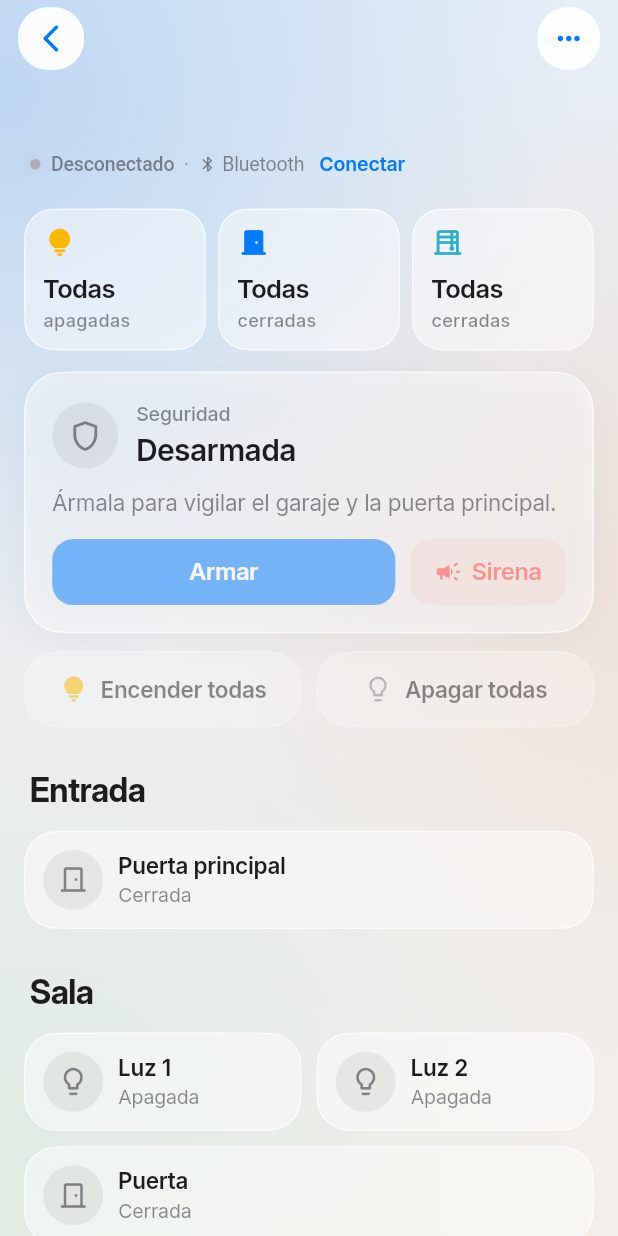
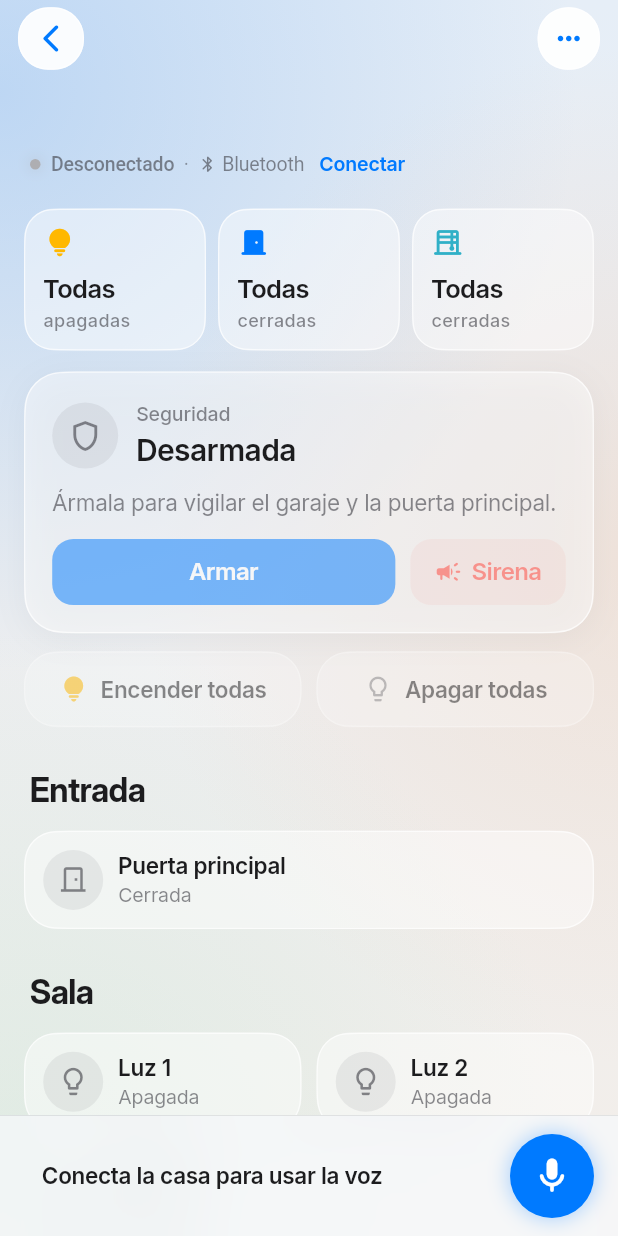
Before and after one commit to Samestves/Domotica-Control-App, a Flutter app: the CasaPanel screen opened directly with empty values, on a phone screen of 412 x 824 dp. Run offline on Flutter 3.47's test engine with Material 3 defaults, Android fonts, the phone set to English and light mode, and no system bars; our stand-ins replace flutter_blue_plus, flutter_tts, shared_preferences, speech_to_text; accounts and stored records are empty.

Commit message:
Alpha 0.7: ordenes por voz con confirmacion de la placa
Co-Authored-By: Claude Opus 5.5 <noreply@anthropic.com>

```diff
--- a/lib/state/app_state.dart
+++ b/lib/state/app_state.dart
@@ -45,6 +45,10 @@ class Session extends ChangeNotifier {
   final List<LogLine> log = [];
   String? lastAlert;
   final _subs = <StreamSubscription>[];
+
+  /// Cada mensaje que llega de la placa, ya leído. Sirve para esperar una confirmación (por ejemplo, de una orden de voz).
+  final _messages = StreamController<Msg>.broadcast();
+  Stream<Msg> get messages => _messages.stream;
 
   /// Crea la conexión de una placa. Las pruebas pueden pasar otra para simular fallos.
   final DeviceLink Function(SavedDevice) _linkFor;
@@ -254,6 +258,7 @@ class Session extends ChangeNotifier {
   void _onLine(String line) {
     _addLog(true, line);
     final m = Msg.parse(line);
+    if (!_messages.isClosed) _messages.add(m);
     if (m.kind == 'AUTH') {
       _onClaveReply(m.value);
     } else if (m.kind == 'ERR' && clave == ClaveState.checking && !keyed && m.value.contains('AUTH')) {
@@ -306,6 +311,7 @@ class Session extends ChangeNotifier {
     _wantConnected = false;
     _retryTimer?.cancel();
     _claveTimer?.cancel();
+    _messages.close();
     _teardown();
     super.dispose();
   }
--- a/lib/ui/casa_panel.dart
+++ b/lib/ui/casa_panel.dart
@@ -5,9 +5,11 @@ import '../main.dart';
 import '../models/controls.dart';
 import '../models/device.dart';
 import '../state/app_state.dart';
+import '../voice/voice_controller.dart';
 import 'theme.dart';
 import 'widgets/casa_tiles.dart';
 import 'widgets/clave.dart';
+import 'widgets/voice_bar.dart';
 import 'widgets/common.dart';
 import 'widgets/glass.dart';
 import 'widgets/large_title_scaffold.dart';
@@ -27,6 +29,13 @@ class CasaPanel extends StatefulWidget {
 
 class _CasaPanelState extends State<CasaPanel> {
   String? _shownAlert;
+  final _voice = VoiceController();
+
+  @override
+  void dispose() {
+    _voice.dispose();
+    super.dispose();
+  }
 
   @override
   Widget build(BuildContext context) {
@@ -39,6 +48,7 @@ class _CasaPanelState extends State<CasaPanel> {
       title: widget.device.name,
       subtitle: ConnectionSubtitle(session: s),
       actions: [_Menu(session: s, showPins: showPins, onShowPins: app.setShowPins)],
+      bottomBar: showsClaveCard(s) ? null : VoiceBar(session: s, voice: _voice),
       slivers: [
         SliverPadding(
           padding: const EdgeInsets.fromLTRB(16, 14, 16, 0),
--- /dev/null
+++ b/lib/ui/widgets/voice_bar.dart
@@ -0,0 +1,129 @@
+import 'package:flutter/cupertino.dart';
+import 'package:flutter/material.dart';
+import 'package:flutter/services.dart';
+
+import '../../state/app_state.dart';
+import '../../voice/voice_controller.dart';
+import '../theme.dart';
+
+/// Barra inferior para dar órdenes por voz: el micrófono y el resultado.
+/// Verde = la placa confirmó · rojo = no respondió · naranja = no se entendió la frase.
+class VoiceBar extends StatelessWidget {
+  final Session session;
+  final VoiceController voice;
+  const VoiceBar({super.key, required this.session, required this.voice});
+
+  @override
+  Widget build(BuildContext context) {
+    return ListenableBuilder(
+      listenable: voice,
+      builder: (context, _) => Row(children: [
+        Expanded(child: _Status(voice: voice, connected: session.connected)),
+        const SizedBox(width: 12),
+        _MicButton(
+          listening: voice.listening,
+          onTap: () {
+            HapticFeedback.mediumImpact();
+            voice.toggle(session);
+          },
+        ),
+      ]),
+    );
+  }
+}
+
+class _Status extends StatelessWidget {
+  final VoiceController voice;
+  final bool connected;
+  const _Status({required this.voice, required this.connected});
+
+  @override
+  Widget build(BuildContext context) {
+    final (IconData? icon, Color color, String title, String? detail) = switch (voice.status) {
+      VoiceStatus.idle => (null, C.label2, connected ? 'Toca el micrófono y habla' : 'Conecta la casa para usar la voz', connected ? '«Abre la puerta principal»' : null),
+      VoiceStatus.listening => (null, C.red, 'Escuchando…', voice.heard.isEmpty ? null : '«${voice.heard}»'),
+      VoiceStatus.working => (null, C.blue, 'Enviando…', '«${voice.heard}»'),
+      VoiceStatus.done => (Icons.check_circle_rounded, C.green, voice.message, '«${voice.heard}»'),
+      VoiceStatus.failed => (Icons.error_rounded, C.red, voice.message, voice.heard.isEmpty ? null : '«${voice.heard}»'),
+      VoiceStatus.unclear => (Icons.help_rounded, C.orange, voice.message, voice.heard.isEmpty ? null : 'Escuché: «${voice.heard}»'),
+    };
+    final tinted = voice.status != VoiceStatus.idle && voice.status != VoiceStatus.listening;
+
+    return AnimatedContainer(
+      duration: const Duration(milliseconds: 220),
+      padding: const EdgeInsets.fromLTRB(12, 8, 12, 8),
+      decoration: ShapeDecoration(shape: squircle(16), color: tinted ? color.withValues(alpha: 0.12) : Colors.transparent),
+      child: Row(children: [
+        if (voice.status == VoiceStatus.working)
+          const Padding(padding: EdgeInsets.only(right: 10), child: CupertinoActivityIndicator(radius: 9))
+        else if (icon != null)
+          Padding(padding: const EdgeInsets.only(right: 10), child: Icon(icon, color: color, size: 24)),
+        Expanded(
+          child: Column(crossAxisAlignment: CrossAxisAlignment.start, mainAxisSize: MainAxisSize.min, children: [
+            Text(title, style: T.subhead.copyWith(color: tinted ? color : C.label, fontWeight: FontWeight.w600), maxLines: 2, overflow: TextOverflow.ellipsis),
+            if (detail != null) Text(detail, style: T.footnote, maxLines: 1, overflow: TextOverflow.ellipsis),
+          ]),
+        ),
+      ]),
+    );
+  }
+}
+
+/// Botón redondo del micrófono. Rojo y latiendo mientras escucha.
+class _MicButton extends StatefulWidget {
+  final bool listening;
+  final VoidCallback onTap;
+  const _MicButton({required this.listening, required this.onTap});
+
+  @override
+  State<_MicButton> createState() => _MicButtonState();
+}
+
+class _MicButtonState extends State<_MicButton> with SingleTickerProviderStateMixin {
+  late final _pulse = AnimationController(vsync: this, duration: const Duration(milliseconds: 700));
+
+  @override
+  void didUpdateWidget(_MicButton old) {
+    super.didUpdateWidget(old);
+    if (widget.listening && !_pulse.isAnimating) _pulse.repeat(reverse: true);
+    if (!widget.listening) _pulse.stop();
+  }
+
+  @override
+  void dispose() {
+    _pulse.dispose();
+    super.dispose();
+  }
+
+  @override
+  Widget build(BuildContext context) {
+    final color = widget.listening ? C.red : C.blue;
+    return Semantics(
+      button: true,
+      label: widget.listening ? 'Dejar de escuchar' : 'Dar una orden por voz',
+      child: GestureDetector(
+        onTap: widget.onTap,
+        child: AnimatedBuilder(
+          animation: _pulse,
+          builder: (context, child) => Container(
+            width: 56,
+            height: 56,
+            decoration: BoxDecoration(
+              shape: BoxShape.circle,
+              color: color,
+              boxShadow: [
+                BoxShadow(
+                  color: color.withValues(alpha: 0.35),
+                  blurRadius: 12 + (widget.listening ? _pulse.value * 14 : 0),
+                  spreadRadius: widget.listening ? _pulse.value * 4 : 0,
+                ),
+              ],
+            ),
+            child: child,
+          ),
+          child: Icon(widget.listening ? Icons.stop_rounded : Icons.mic_rounded, color: Colors.white, size: 28),
+        ),
+      ),
+    );
+  }
+}
--- a/lib/version.dart
+++ b/lib/version.dart
@@ -1,3 +1,3 @@
 /// Versión que se muestra en la app. Mantener igual a `version` en pubspec.yaml.
-const appVersion = 'Alpha 0.6';
-const appBuild = 6;
+const appVersion = 'Alpha 0.7';
+const appBuild = 7;
--- /dev/null
+++ b/lib/voice/voice_run.dart
@@ -0,0 +1,30 @@
+import 'dart:async';
+
+import '../state/app_state.dart';
+import 'voice_commands.dart';
+
+/// Envía una orden y espera que la placa confirme cada pin con su respuesta (por ejemplo, `V1:1`).
+///
+/// Devuelve null si la placa lo confirmó todo, o el problema para mostrar al usuario.
+Future<String?> runVoiceCommand(Session s, VoiceCommand c, {Duration timeout = const Duration(seconds: 2)}) async {
+  if (!s.connected) return 'La casa no está conectada.';
+
+  final pending = Map.of(c.expects);
+  final result = Completer<String?>();
+  void finish(String? problem) {
+    if (!result.isCompleted) result.complete(problem);
+  }
+
+  final sub = s.messages.listen((m) {
+    if (m.isPin && pending[m.pin] == int.tryParse(m.value)) pending.remove(m.pin);
+    if (m.kind == 'ERR') finish('La casa respondió: ${m.value}');
+    if (m.kind == 'AUTH') finish('La casa pide la clave.');
+    if (pending.isEmpty) finish(null);
+  });
+  c.sends.forEach((pin, value) => s.send(pin, value));
+  if (pending.isEmpty) finish(null);
+
+  final problem = await result.future.timeout(timeout, onTimeout: () => 'La casa no respondió.');
+  await sub.cancel();
+  return problem;
+}
--- a/pubspec.yaml
+++ b/pubspec.yaml
@@ -3,7 +3,7 @@ description: "App para controlar la maqueta domótica y el carro robot por Bluet
 publish_to: 'none'
 
 # version: nombre+número de compilación. Mantener igual a lib/version.dart.
-version: 0.6.0+6
+version: 0.7.0+7
 
 environment:
   sdk: ^3.13.4
@@ -14,6 +14,8 @@ dependencies:
   cupertino_icons: ^1.0.8
   flutter_blue_plus: ^2.3.15
   shared_preferences: ^2.5.6
+  speech_to_text: ^7.5.0
+  flutter_tts: ^4.2.5
 
 dev_dependencies:
   flutter_test:
```
Also changed, not shown: lib/voice/voice_commands.dart (added, +201 -0 lines), lib/voice/voice_controller.dart (added, +150 -0 lines), pubspec.lock, 3 other files.
